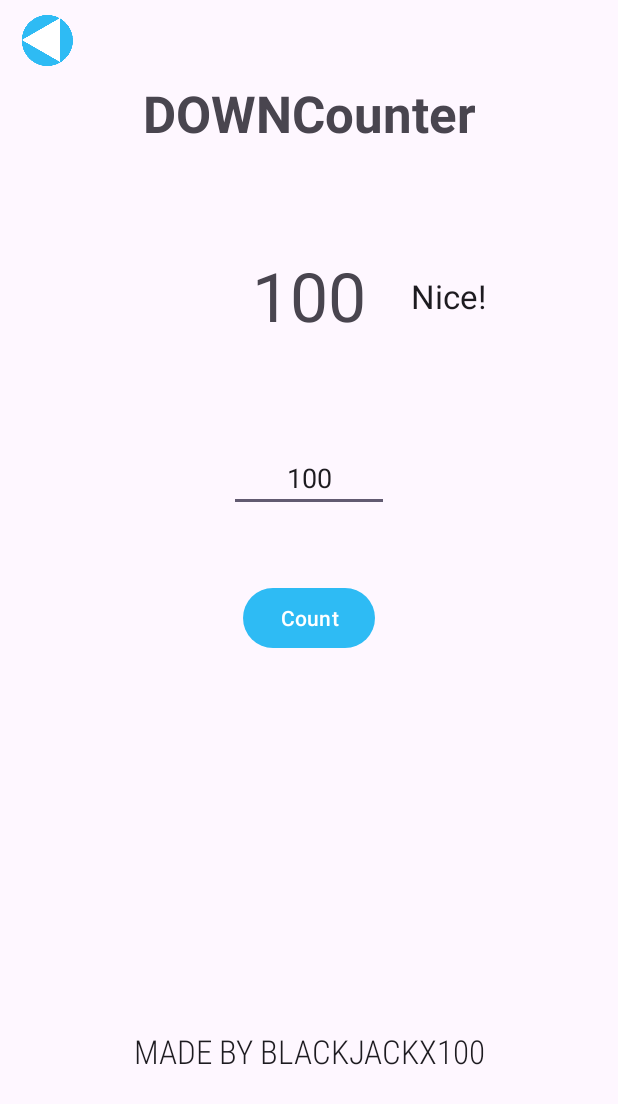
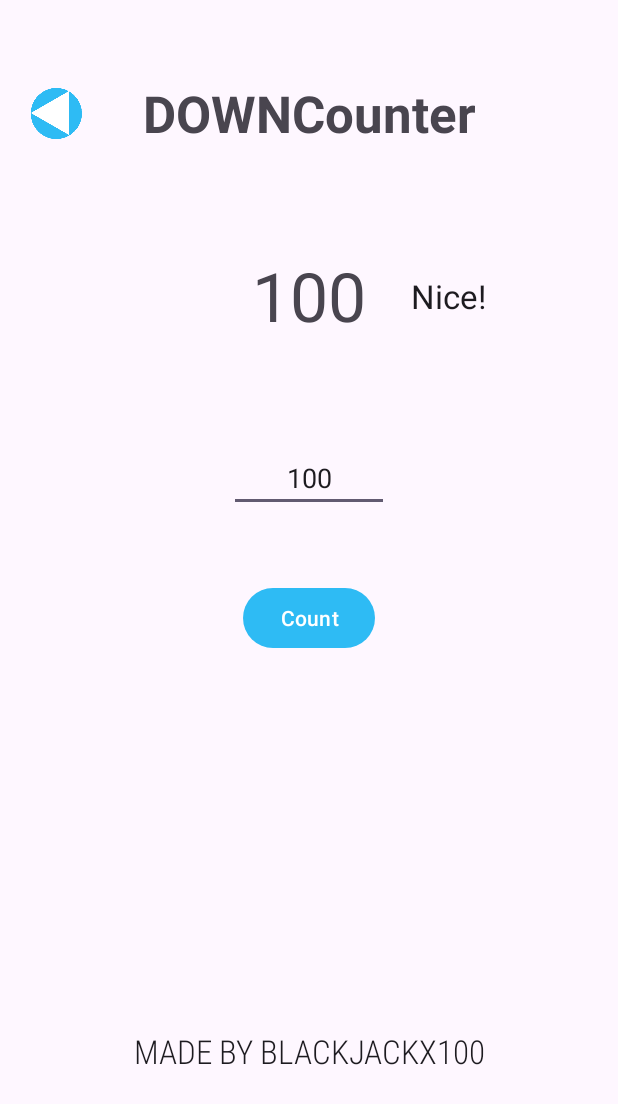
Before and after one commit to ExIntercept/CountMaster, an Android app: the layout activity_second.xml on its own in the app's theme, with its tools: preview values and no code run, on a phone screen of 412 x 824 dp. Shown: the top 1104 px of the screen. Run offline under Robolectric (Android 15) with nearby library versions, the phone set to English and light mode, and no system bars.

Commit message:
Fixed color scheme and button placement issue.

```diff
--- a/app/src/main/res/layout/activity_main.xml
+++ b/app/src/main/res/layout/activity_main.xml
@@ -62,14 +62,14 @@
         style="@android:style/Widget.DeviceDefault.ImageButton"
         android:layout_width="56dp"
         android:layout_height="54dp"
-        android:layout_marginStart="35dp"
+        android:layout_marginEnd="10dp"
         android:adjustViewBounds="false"
         android:backgroundTint="#00FFFFFF"
         android:cropToPadding="false"
         android:scaleType="centerCrop"
         android:visibility="visible"
         app:layout_constraintBottom_toBottomOf="@+id/tvTitle"
-        app:layout_constraintStart_toEndOf="@+id/tvTitle"
+        app:layout_constraintEnd_toEndOf="parent"
         app:layout_constraintTop_toTopOf="@+id/tvTitle"
         app:srcCompat="@drawable/button" />
 
--- a/app/src/main/res/layout/activity_second.xml
+++ b/app/src/main/res/layout/activity_second.xml
@@ -72,16 +72,17 @@
         style="@android:style/Widget.DeviceDefault.ImageButton"
         android:layout_width="56dp"
         android:layout_height="54dp"
-        android:layout_marginStart="4dp"
+        android:layout_marginStart="10dp"
         android:adjustViewBounds="false"
         android:backgroundTint="#00FFFFFF"
         android:cropToPadding="false"
         android:rotationY="-180"
         android:scaleType="centerCrop"
         android:visibility="visible"
+        app:layout_constraintBottom_toBottomOf="@+id/tvTitle2"
         app:layout_constraintStart_toStartOf="parent"
-        app:srcCompat="@drawable/button"
-        tools:layout_editor_absoluteY="16dp" />
+        app:layout_constraintTop_toTopOf="@+id/tvTitle2"
+        app:srcCompat="@drawable/button" />
 
     <EditText
         android:id="@+id/etDownCounter"
--- a/app/src/main/res/values-night/themes.xml
+++ b/app/src/main/res/values-night/themes.xml
@@ -2,6 +2,6 @@
     <!-- Base application theme. -->
     <style name="Base.Theme.MidnightMirage" parent="Theme.Material3.DayNight.NoActionBar">
         <!-- Customize your dark theme here. -->
-        <!-- <item name="colorPrimary">@color/my_dark_primary</item> -->
+        <item name="colorPrimary">@color/coolBlue</item>
     </style>
 </resources>
--- a/app/src/main/res/values/strings.xml
+++ b/app/src/main/res/values/strings.xml
@@ -1,3 +1,3 @@
 <resources>
-    <string name="app_name">MidnightMirage</string>
+    <string name="app_name">CountMaster</string>
 </resources>
```
